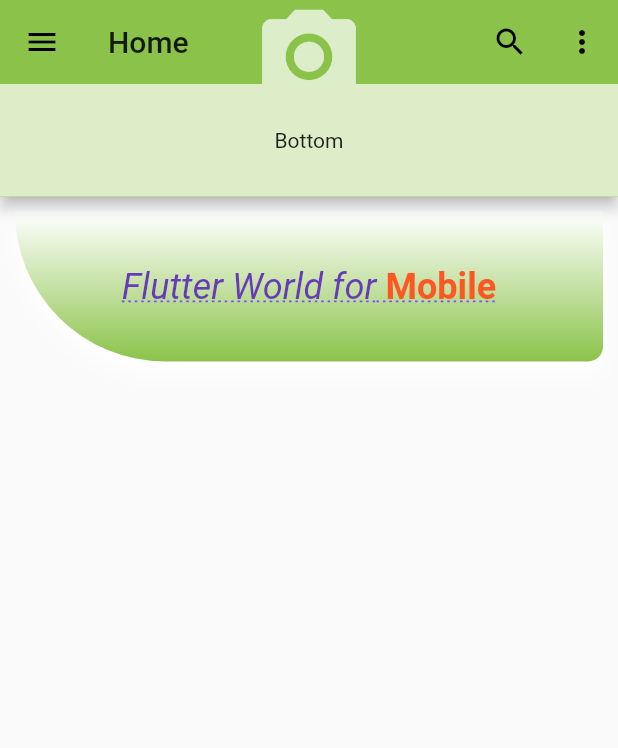
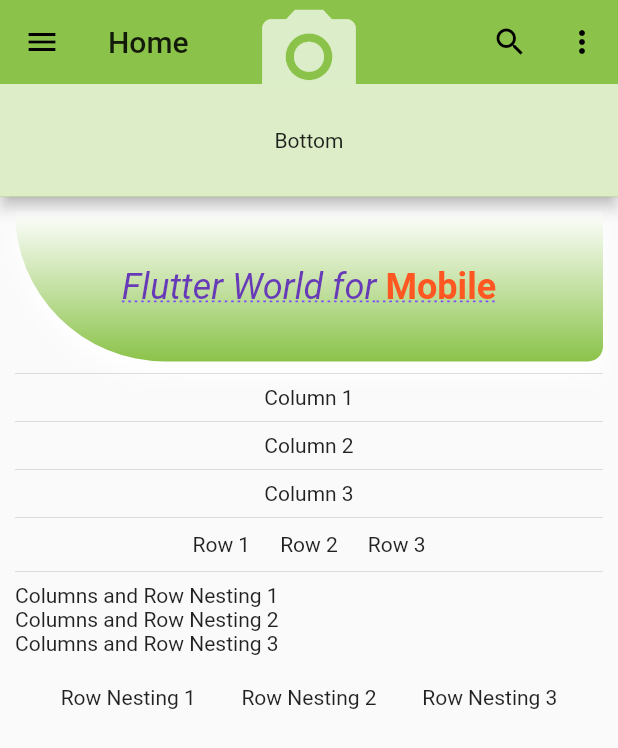
Before and after one commit to Mwamitovi/counter_app, a Flutter app: the screen it shows after launch, on a phone screen of 412 x 824 dp. Shown: the top 748 px of the screen. Run offline on Flutter 3.47's test engine with Material 2 defaults, Android fonts, the phone set to English and light mode, and no system bars.

Commit message:
Refactor to display Column/Row widget nesting

```diff
--- a/lib/pages/home.dart
+++ b/lib/pages/home.dart
@@ -51,6 +51,12 @@ class _HomeState extends State<Home> {
             child: Column(
               children: <Widget>[
                 const ContainerWithBoxDecorationWidget(),
+                Divider(),
+                const ColumnWidget(),
+                Divider(),
+                const RowWidget(),
+                Divider(),
+                const ColumnAndRowNestingWidget(),
               ],
             ),
           ),
@@ -124,3 +130,86 @@ class ContainerWithBoxDecorationWidget extends StatelessWidget {
     );
   }
 }
+
+class ColumnWidget extends StatelessWidget {
+  const ColumnWidget({
+    Key key,
+  }) : super(key: key);
+
+  @override
+  Widget build(BuildContext context) {
+    return Column(
+      crossAxisAlignment: CrossAxisAlignment.center,
+      mainAxisAlignment: MainAxisAlignment.spaceEvenly,
+      mainAxisSize: MainAxisSize.max,
+      children: <Widget>[
+        Text('Column 1'),
+        Divider(),
+        Text('Column 2'),
+        Divider(),
+        Text('Column 3'),
+      ],
+    );
+  }
+}
+
+class RowWidget extends StatelessWidget {
+  const RowWidget({
+    Key key,
+  }) : super(key: key);
+
+  @override
+  Widget build(BuildContext context) {
+    return Row(
+      crossAxisAlignment: CrossAxisAlignment.start,
+      mainAxisAlignment: MainAxisAlignment.spaceEvenly,
+      mainAxisSize: MainAxisSize.max,
+      children: <Widget>[
+        Row(
+          children: <Widget>[
+            Text('Row 1'),
+            Padding(
+              padding: EdgeInsets.all(10.0),
+            ),
+            Text('Row 2'),
+            Padding(
+              padding: EdgeInsets.all(10.0),
+            ),
+            Text('Row 3'),
+          ],
+        ),
+      ],
+    );
+  }
+}
+
+class ColumnAndRowNestingWidget extends StatelessWidget {
+  const ColumnAndRowNestingWidget({
+    Key key,
+  }) : super(key: key);
+
+  @override
+  Widget build(BuildContext context) {
+    return Column(
+      crossAxisAlignment: CrossAxisAlignment.start,
+      mainAxisAlignment: MainAxisAlignment.spaceEvenly,
+      mainAxisSize: MainAxisSize.max,
+      children: <Widget>[
+        Text('Columns and Row Nesting 1',),
+        Text('Columns and Row Nesting 2',),
+        Text('Columns and Row Nesting 3',),
+        Padding(
+          padding: EdgeInsets.all(10.0),
+        ),
+        Row(
+          mainAxisAlignment: MainAxisAlignment.spaceEvenly,
+          children: <Widget>[
+            Text('Row Nesting 1'),
+            Text('Row Nesting 2'),
+            Text('Row Nesting 3'),
+          ],
+        ),
+      ],
+    );
+  }
+}
```
